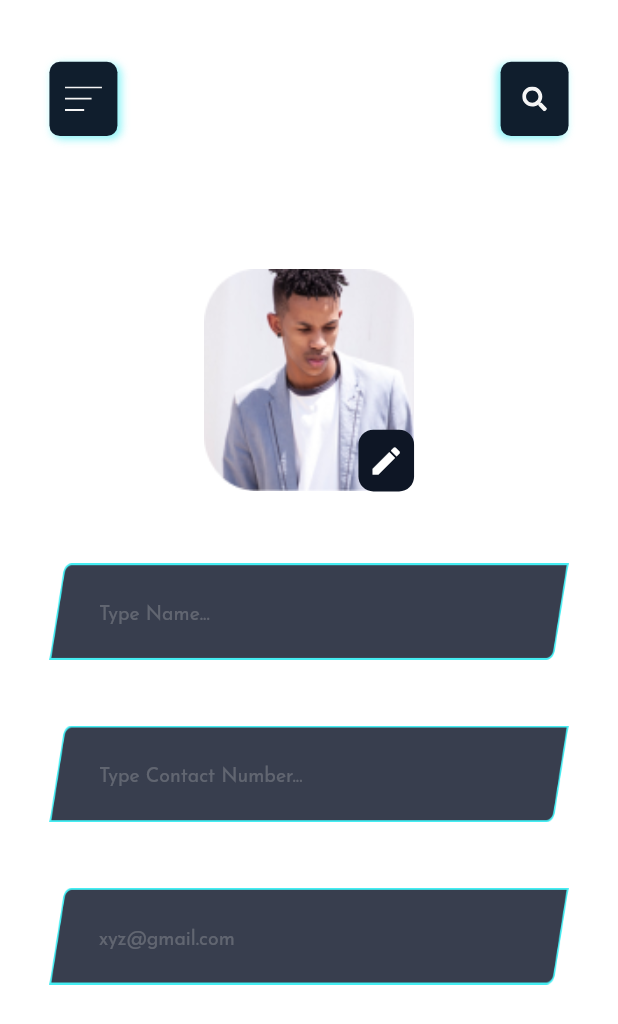
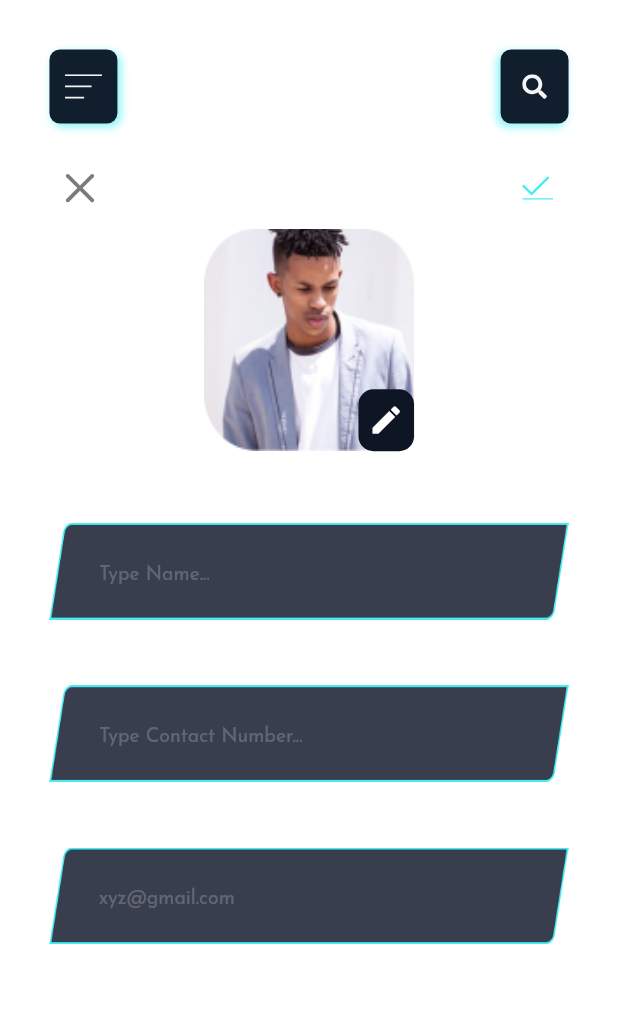
Before and after one commit to SahilMunjapara/Tatsam, a Flutter app: the ProfileScreen screen opened by its route, on a phone screen of 412 x 824 dp. Shown: the top 1024 px of the screen. Run offline on Flutter 3.47's test engine with Material 2 defaults, Android fonts, the phone set to English and light mode, and no system bars; our stand-ins replace cloud_firestore, equatable, firebase_auth, firebase_core, flutter_bloc, flutter_svg and 1 more; accounts and stored records are empty; project files that could hold a hidden picture were left out.

Commit message:
Manage responsive UI

```diff
--- a/lib/Screens/loginScreen/presentation/login_screen.dart
+++ b/lib/Screens/loginScreen/presentation/login_screen.dart
@@ -158,7 +158,6 @@
                               width: SizeUtils().wp(3.5),
                               child: SvgPicture.asset(
                                 ImageString.facebookSvg,
-                                fit: BoxFit.fill,
                               ),
                             ),
                           ),
@@ -170,7 +169,6 @@
                               width: SizeUtils().wp(6),
                               child: SvgPicture.asset(
                                 ImageString.googleSvg,
-                                fit: BoxFit.fill,
                               ),
                             ),
                           ),
@@ -182,7 +180,6 @@
                               width: SizeUtils().wp(6),
                               child: SvgPicture.asset(
                                 ImageString.instagramSvg,
-                                fit: BoxFit.fill,
                               ),
                             ),
                           ),
@@ -198,7 +195,6 @@
                                 width: SizeUtils().wp(6),
                                 child: SvgPicture.asset(
                                   ImageString.loginSvg,
-                                  fit: BoxFit.fill,
                                 ),
                               ),
                             ),
--- a/lib/Screens/otpScreen/bloc/otp_screen_event.dart
+++ b/lib/Screens/otpScreen/bloc/otp_screen_event.dart
@@ -4,6 +4,10 @@
   @override
   List<Object?> get props => [];
 }
+
+class LoadingStartedEvent extends OtpScreenEvent {}
+
+class LoadingStoppedEvent extends OtpScreenEvent {}
 
 class TimerStartEvent extends OtpScreenEvent {}
 
--- a/lib/Screens/profileScreen/presentation/profile_screen.dart
+++ b/lib/Screens/profileScreen/presentation/profile_screen.dart
@@ -21,7 +21,7 @@
     return SafeArea(
       child: Scaffold(
         backgroundColor: transparentColor,
-        resizeToAvoidBottomInset: false,
+        resizeToAvoidBottomInset: true,
         body: Padding(
           padding: EdgeInsets.symmetric(horizontal: SizeUtils().wp(8)),
           child: Column(
@@ -29,18 +29,25 @@
               SizedBox(height: SizeUtils().hp(2)),
               _profileTitleWidgets(),
               SizedBox(height: SizeUtils().hp(4)),
-              Row(
-                mainAxisAlignment: MainAxisAlignment.spaceBetween,
-                children: [
-                  const Icon(Icons.close),
-                  Text(
-                    Strings.profile,
-                    style: size30Regular(),
-                  ),
-                  const Icon(Icons.check),
-                ],
+              Padding(
+                padding: EdgeInsets.symmetric(horizontal: SizeUtils().wp(2.5)),
+                child: Row(
+                  mainAxisAlignment: MainAxisAlignment.spaceBetween,
+                  children: [
+                    SizedBox(
+                      height: SizeUtils().hp(2.5),
+                      width: SizeUtils().wp(5),
+                      child: SvgPicture.asset(ImageString.closeSvg),
+                    ),
+                    SizedBox(
+                      height: SizeUtils().hp(2.5),
+                      width: SizeUtils().wp(5),
+                      child: SvgPicture.asset(ImageString.checkSvg),
+                    ),
+                  ],
+                ),
               ),
-              SizedBox(height: SizeUtils().hp(3)),
+              SizedBox(height: SizeUtils().hp(2)),
               Container(
                 height: SizeUtils().hp(18),
                 width: SizeUtils().wp(34),
@@ -153,7 +160,7 @@
       children: [
         Column(
           children: [
-            SizedBox(height: SizeUtils().hp(3)),
+            SizedBox(height: SizeUtils().hp(2)),
             Container(
               height: SizeUtils().hp(6),
               width: SizeUtils().wp(11),
@@ -187,7 +194,7 @@
         ),
         Column(
           children: [
-            SizedBox(height: SizeUtils().hp(3)),
+            SizedBox(height: SizeUtils().hp(2)),
             Container(
               height: SizeUtils().hp(6),
               width: SizeUtils().wp(11),
--- /dev/null
+++ b/lib/Screens/signupScreen/bloc/bloc.dart
@@ -0,0 +1,3 @@
+export 'signup_screen_bloc.dart';
+export 'signup_screen_event.dart';
+export 'signup_screen_state.dart';
--- a/lib/Utils/constants/image.dart
+++ b/lib/Utils/constants/image.dart
@@ -25,4 +25,6 @@
   static const String otpBoxSvg = "assets/svg/otpBox.svg";
   static const String searchSvg = "assets/svg/search.svg";
   static const String menuSvg = "assets/svg/menu.svg";
+  static const String closeSvg = "assets/svg/close.svg";
+  static const String checkSvg = "assets/svg/check.svg";
 }
--- a/lib/commonWidget/custom_text_field.dart
+++ b/lib/commonWidget/custom_text_field.dart
@@ -50,7 +50,7 @@
               {int? currentLength, int? maxLength, bool? isFocused}) =>
           null,
       decoration: InputDecoration(
-        prefix: Text(prefix),
+        prefix: Text(prefix, style: style),
         hintText: hintText,
         hintStyle: size12Regular(textColor: hintTextColor),
         enabledBorder: isBorder
```
Also changed, not shown: lib/Screens/otpScreen/bloc/otp_screen_bloc.dart (+8 -0 lines), lib/Screens/otpScreen/bloc/otp_screen_state.dart (+10 -0 lines), lib/Screens/otpScreen/presentation/otp_screen.dart (+17 -11 lines), lib/Screens/signupScreen/bloc/signup_screen_bloc.dart (added, +17 -0 lines), lib/Screens/signupScreen/bloc/signup_screen_event.dart (added, +10 -0 lines), lib/Screens/signupScreen/bloc/signup_screen_state.dart (added, +13 -0 lines), lib/Screens/signupScreen/presentation/signup_screen.dart (+48 -22 lines), assets/svg/check.svg (added), assets/svg/close.svg (added).
